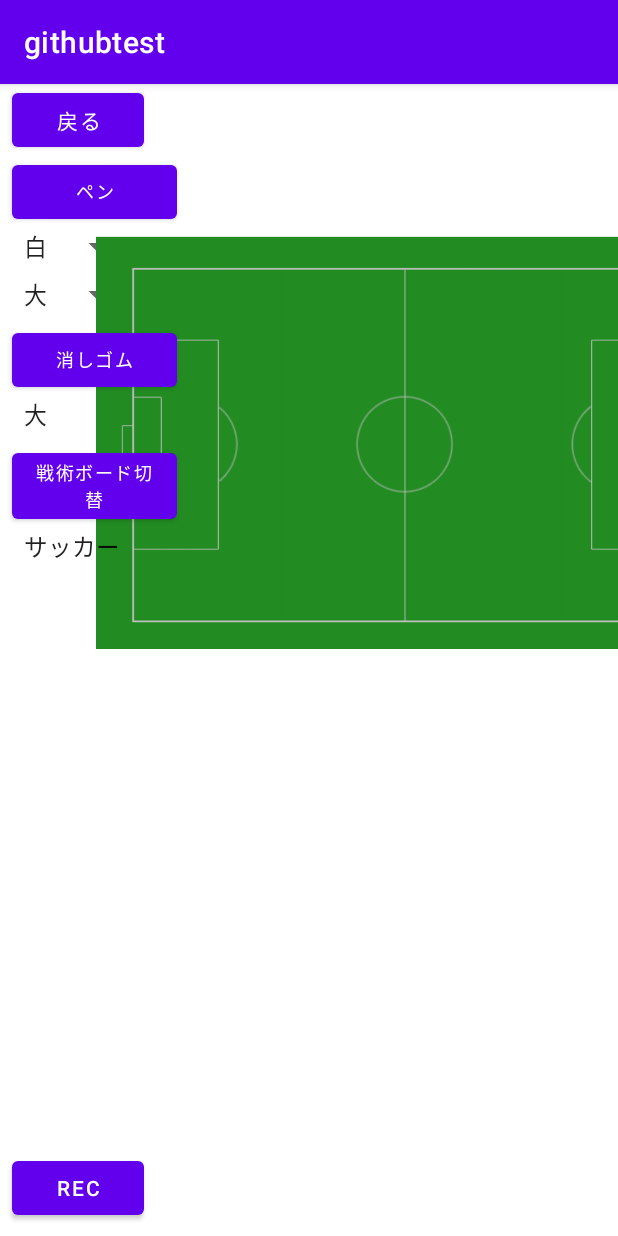
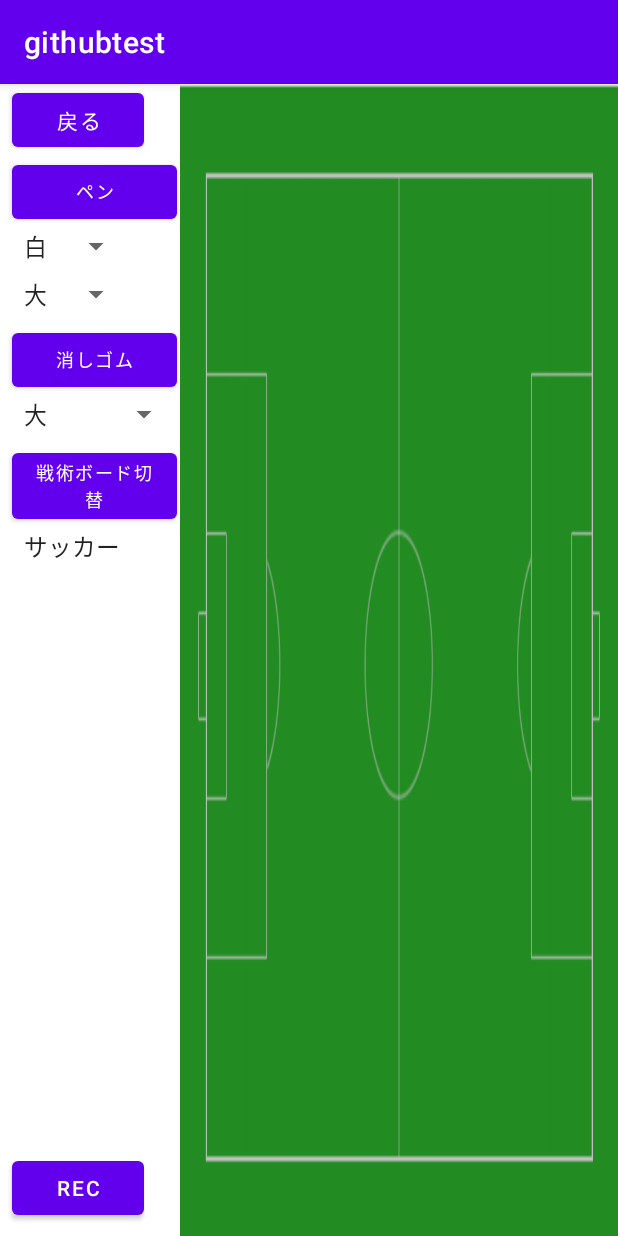
Before and after one commit to yamanishi203104/bambooShoot, an Android app: the tacticsboad screen opened directly, with no data from a screen before it, on a phone screen of 412 x 824 dp. Run offline under Robolectric (Android 15) with nearby library versions, the phone set to English and light mode, and no system bars.

```diff
--- a/app/build.gradle
+++ b/app/build.gradle
@@ -14,6 +14,11 @@ android {
         versionName "1.0"
 
         testInstrumentationRunner "androidx.test.runner.AndroidJUnitRunner"
+
+        //AAR metadata のエラー解消のため
+        configurations.all {
+            resolutionStrategy { force 'androidx.core:core-ktx:1.6.0' }
+        }
     }
 
     buildTypes {
--- a/app/src/main/res/layout/activity_tacticsboad.xml
+++ b/app/src/main/res/layout/activity_tacticsboad.xml
@@ -90,9 +90,10 @@
 
     <ImageView
         android:id="@+id/imageView_soccer"
-        android:layout_width="wrap_content"
-        android:layout_height="wrap_content"
+        android:layout_width="0dp"
+        android:layout_height="0dp"
         android:layout_marginStart="24dp"
+        android:scaleType="fitXY"
         android:src="@drawable/tacticsboad_soccer"
         app:layout_constraintBottom_toBottomOf="parent"
         app:layout_constraintEnd_toEndOf="parent"
```
Also changed, not shown: app/src/main/res/layout/activity_video_editor.xml (+11 -10 lines).
